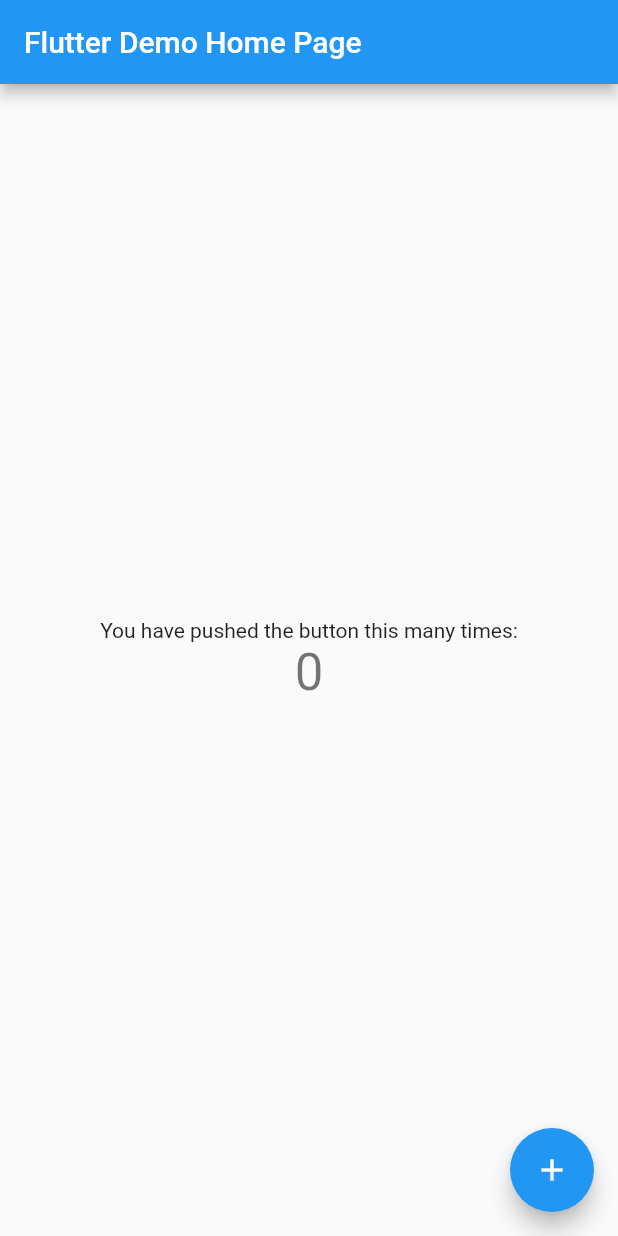
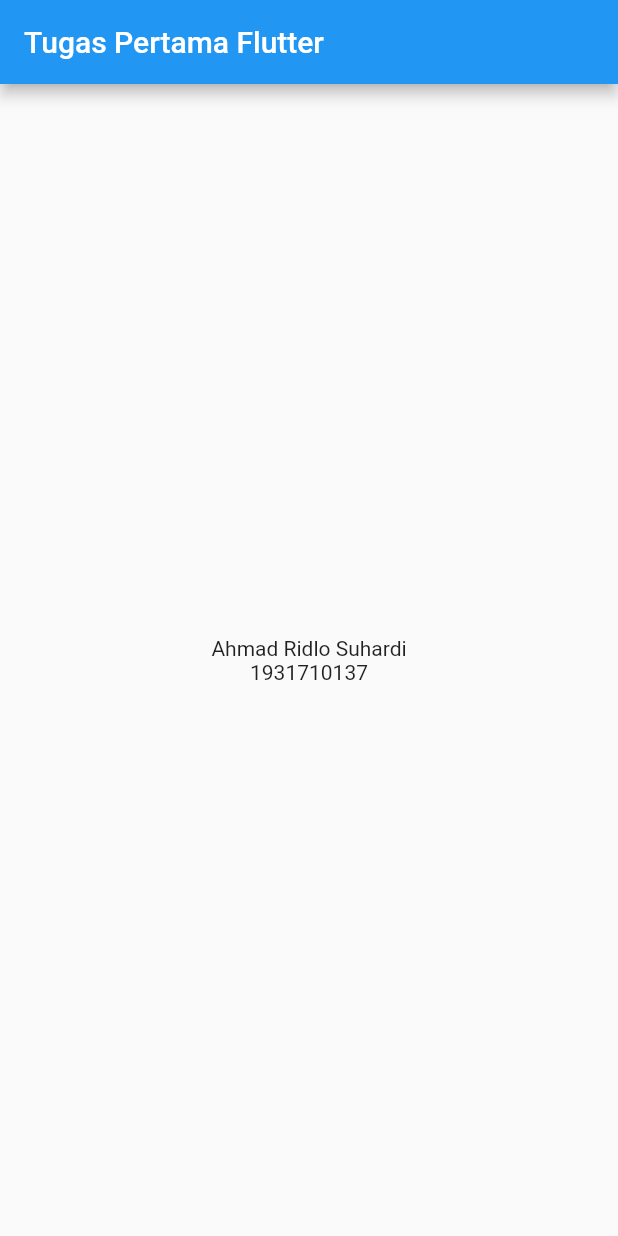
Before and after one commit to RidloSuhardi-1/polinema_mobile_flutter_hello, a Flutter app: the screen it shows after launch, on a phone screen of 412 x 824 dp. Run offline on Flutter 3.47's test engine with Material 2 defaults, Android fonts, the phone set to English and light mode, and no system bars.

Commit message:
Tugas Pertama Flutter

```diff
--- a/lib/main.dart
+++ b/lib/main.dart
@@ -26,7 +26,7 @@ class MyApp extends StatelessWidget {
         // closer together (more dense) than on mobile platforms.
         visualDensity: VisualDensity.adaptivePlatformDensity,
       ),
-      home: MyHomePage(title: 'Flutter Demo Home Page'),
+      home: MyHomePage(title: 'Tugas Pertama Flutter'),
     );
   }
 }
@@ -98,20 +98,14 @@ class _MyHomePageState extends State<MyHomePage> {
           mainAxisAlignment: MainAxisAlignment.center,
           children: <Widget>[
             Text(
-              'You have pushed the button this many times:',
+              'Ahmad Ridlo Suhardi',
             ),
             Text(
-              '$_counter',
-              style: Theme.of(context).textTheme.headline4,
+              '1931710137',
             ),
           ],
         ),
       ),
-      floatingActionButton: FloatingActionButton(
-        onPressed: _incrementCounter,
-        tooltip: 'Increment',
-        child: Icon(Icons.add),
-      ), // This trailing comma makes auto-formatting nicer for build methods.
     );
   }
 }
```
